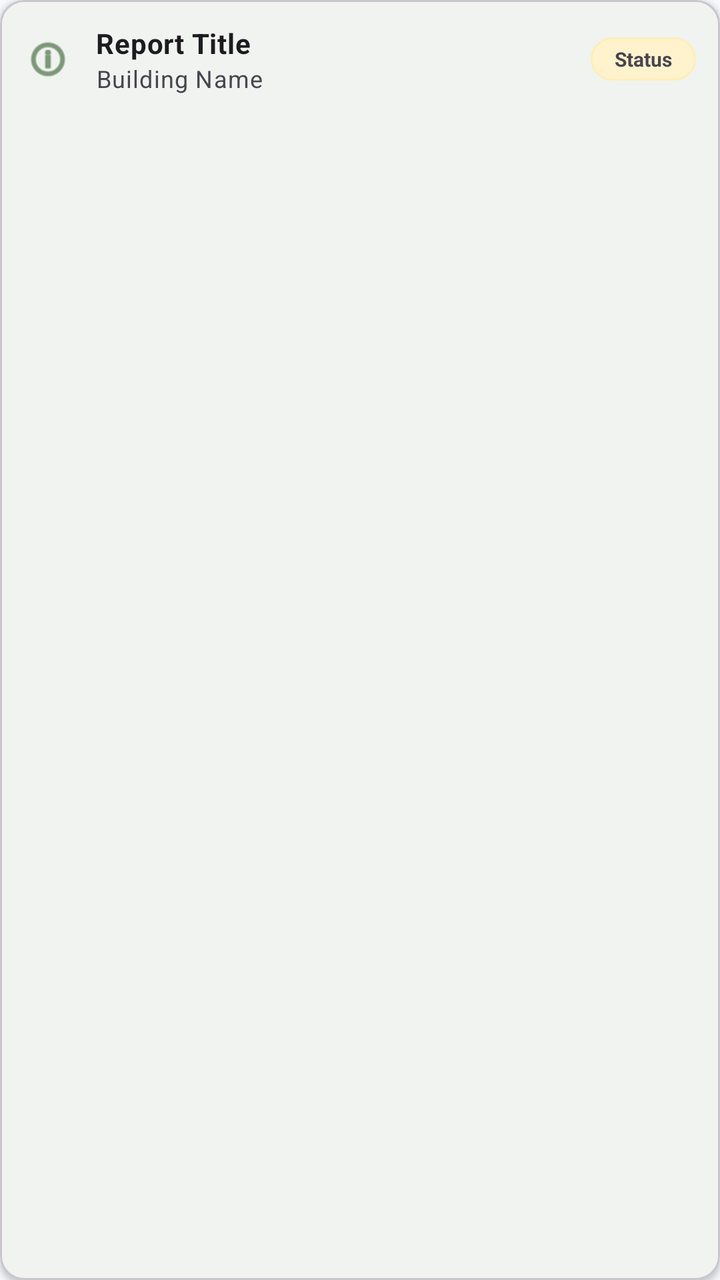
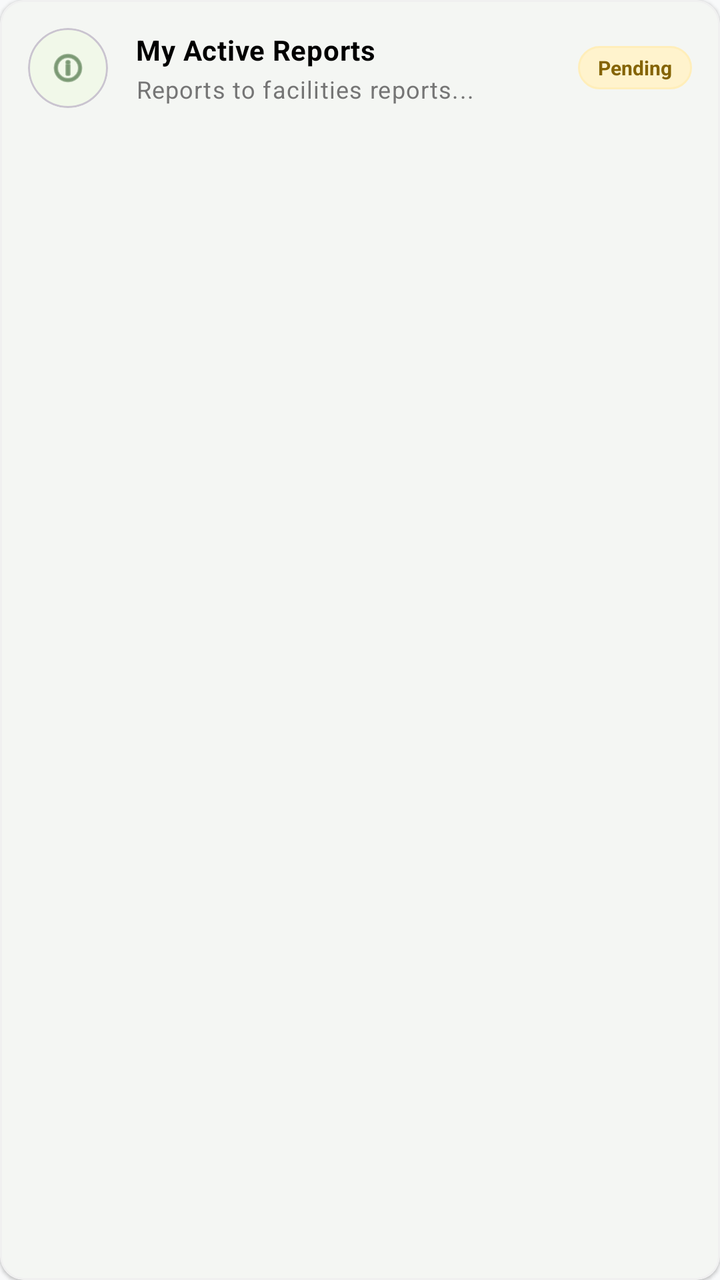

Before-and-after screenshots of an Android layout around one commit, followed by the original layout XML and the change that was made.
<!-- AndroidManifest.xml: application theme Theme.CampusAlert -->
<!-- res/layout/item_report.xml -->
<?xml version="1.0" encoding="utf-8"?>
<com.google.android.material.card.MaterialCardView xmlns:android="http://schemas.android.com/apk/res/android"
    xmlns:app="http://schemas.android.com/apk/res-auto"
    android:layout_width="match_parent"
    android:layout_height="wrap_content"
    android:layout_marginBottom="8dp"
    app:cardCornerRadius="12dp"
    app:cardElevation="2dp">

    <LinearLayout
        android:layout_width="match_parent"
        android:layout_height="wrap_content"
        android:gravity="center_vertical"
        android:orientation="horizontal"
        android:padding="12dp">

        <ImageView
            android:id="@+id/status_icon"
            android:layout_width="24dp"
            android:layout_height="24dp"
            android:src="@android:drawable/ic_menu_info_details"
            app:tint="@color/forest_green" />

        <LinearLayout
            android:layout_width="0dp"
            android:layout_height="wrap_content"
            android:layout_marginStart="12dp"
            android:layout_weight="1"
            android:orientation="vertical">

            <TextView
                android:id="@+id/report_title"
                android:layout_width="wrap_content"
                android:layout_height="wrap_content"
                android:text="Report Title"
                android:textAppearance="@style/TextAppearance.Material3.BodyMedium"
                android:textStyle="bold" />

            <TextView
                android:id="@+id/report_building"
                android:layout_width="wrap_content"
                android:layout_height="wrap_content"
                android:text="Building Name"
                android:textAppearance="@style/TextAppearance.Material3.BodySmall" />
        </LinearLayout>

        <TextView
            android:id="@+id/status_pill"
            android:layout_width="wrap_content"
            android:layout_height="wrap_content"
            android:background="@drawable/bg_pill_pending"
            android:paddingHorizontal="12dp"
            android:paddingVertical="4dp"
            android:text="Status"
            android:textStyle="bold"
            android:textSize="10sp" />
    </LinearLayout>
</com.google.android.material.card.MaterialCardView>
<!-- resources referenced by this layout -->
<resources>
  <color name="forest_green">#2D5A27</color>
  <!-- drawable bg_pill_pending (drawable) -->
  <?xml version="1.0" encoding="utf-8"?>
  <shape xmlns:android="http://schemas.android.com/apk/res/android">
      <solid android:color="#FFF3CD"/>
      <corners android:radius="16dp"/>
      <stroke android:width="1dp" android:color="#FFEEBA"/>
  </shape>
  <style name="Theme.CampusAlert" parent="Base.Theme.CampusAlert" />
  <style name="Base.Theme.CampusAlert" parent="Theme.Material3.DayNight.NoActionBar">
          
          <item name="colorPrimary">@color/primary</item>
          <item name="colorOnPrimary">@color/onPrimary</item>
          
          <item name="colorSecondary">@color/secondary</item>
          <item name="colorOnSecondary">@color/onSecondary</item>
          
          <item name="android:statusBarColor">?attr/colorPrimary</item>
          
          <item name="android:windowBackground">@color/background</item>
          <item name="colorSurface">@color/surface</item>
          
          
          <item name="shapeAppearanceLargeComponent">@style/ShapeAppearance.CampusAlert.Large</item>
          <item name="shapeAppearanceMediumComponent">@style/ShapeAppearance.CampusAlert.Medium</item>
      </style>
  <color name="primary">@color/forest_green</color>
  <color name="onPrimary">@color/white</color>
  <color name="secondary">@color/sage_green</color>
  <color name="onSecondary">@color/black</color>
  <color name="background">@color/light_gray</color>
  <color name="surface">@color/white</color>
  <style name="ShapeAppearance.CampusAlert.Large" parent="ShapeAppearance.Material3.LargeComponent">
          <item name="cornerSize">16dp</item>
      </style>
  <style name="ShapeAppearance.CampusAlert.Medium" parent="ShapeAppearance.Material3.MediumComponent">
          <item name="cornerSize">12dp</item>
      </style>
  <color name="white">#FFFFFFFF</color>
  <color name="sage_green">#A3B18A</color>
  <color name="black">#FF000000</color>
  <color name="light_gray">#F8F9FA</color>
</resources>

<!-- the commit's change to res/layout/item_report.xml (unified diff, before → after) -->
@@ -3,28 +3,38 @@
     xmlns:app="http://schemas.android.com/apk/res-auto"
     android:layout_width="match_parent"
     android:layout_height="wrap_content"
-    android:layout_marginBottom="8dp"
+    android:layout_marginBottom="10dp"
     app:cardCornerRadius="12dp"
-    app:cardElevation="2dp">
+    app:cardElevation="1dp"
+    app:strokeWidth="1dp"
+    app:strokeColor="#F0F0F0">
 
     <LinearLayout
         android:layout_width="match_parent"
         android:layout_height="wrap_content"
         android:gravity="center_vertical"
         android:orientation="horizontal"
-        android:padding="12dp">
+        android:padding="14dp">
 
-        <ImageView
-            android:id="@+id/status_icon"
-            android:layout_width="24dp"
-            android:layout_height="24dp"
-            android:src="@android:drawable/ic_menu_info_details"
-            app:tint="@color/forest_green" />
+        <com.google.android.material.card.MaterialCardView
+            android:layout_width="40dp"
+            android:layout_height="40dp"
+            app:cardCornerRadius="20dp"
+            app:cardBackgroundColor="#F1F8E9"
+            app:cardElevation="0dp">
+            <ImageView
+                android:id="@+id/status_icon"
+                android:layout_width="20dp"
+                android:layout_height="20dp"
+                android:layout_gravity="center"
+                android:src="@android:drawable/ic_menu_info_details"
+                app:tint="@color/forest_green" />
+        </com.google.android.material.card.MaterialCardView>
 
         <LinearLayout
             android:layout_width="0dp"
             android:layout_height="wrap_content"
-            android:layout_marginStart="12dp"
+            android:layout_marginStart="14dp"
             android:layout_weight="1"
             android:orientation="vertical">
 
@@ -32,16 +42,19 @@
                 android:id="@+id/report_title"
                 android:layout_width="wrap_content"
                 android:layout_height="wrap_content"
-                android:text="Report Title"
+                android:text="My Active Reports"
                 android:textAppearance="@style/TextAppearance.Material3.BodyMedium"
+                android:textColor="@color/black"
                 android:textStyle="bold" />
 
             <TextView
                 android:id="@+id/report_building"
                 android:layout_width="wrap_content"
                 android:layout_height="wrap_content"
-                android:text="Building Name"
-                android:textAppearance="@style/TextAppearance.Material3.BodySmall" />
+                android:layout_marginTop="2dp"
+                android:text="Reports to facilities reports..."
+                android:textAppearance="@style/TextAppearance.Material3.BodySmall"
+                android:textColor="#757575" />
         </LinearLayout>
 
         <TextView
@@ -49,9 +62,10 @@
             android:layout_width="wrap_content"
             android:layout_height="wrap_content"
             android:background="@drawable/bg_pill_pending"
-            android:paddingHorizontal="12dp"
+            android:paddingHorizontal="10dp"
             android:paddingVertical="4dp"
-            android:text="Status"
+            android:text="Pending"
+            android:textColor="#856404"
             android:textStyle="bold"
             android:textSize="10sp" />
     </LinearLayout>
